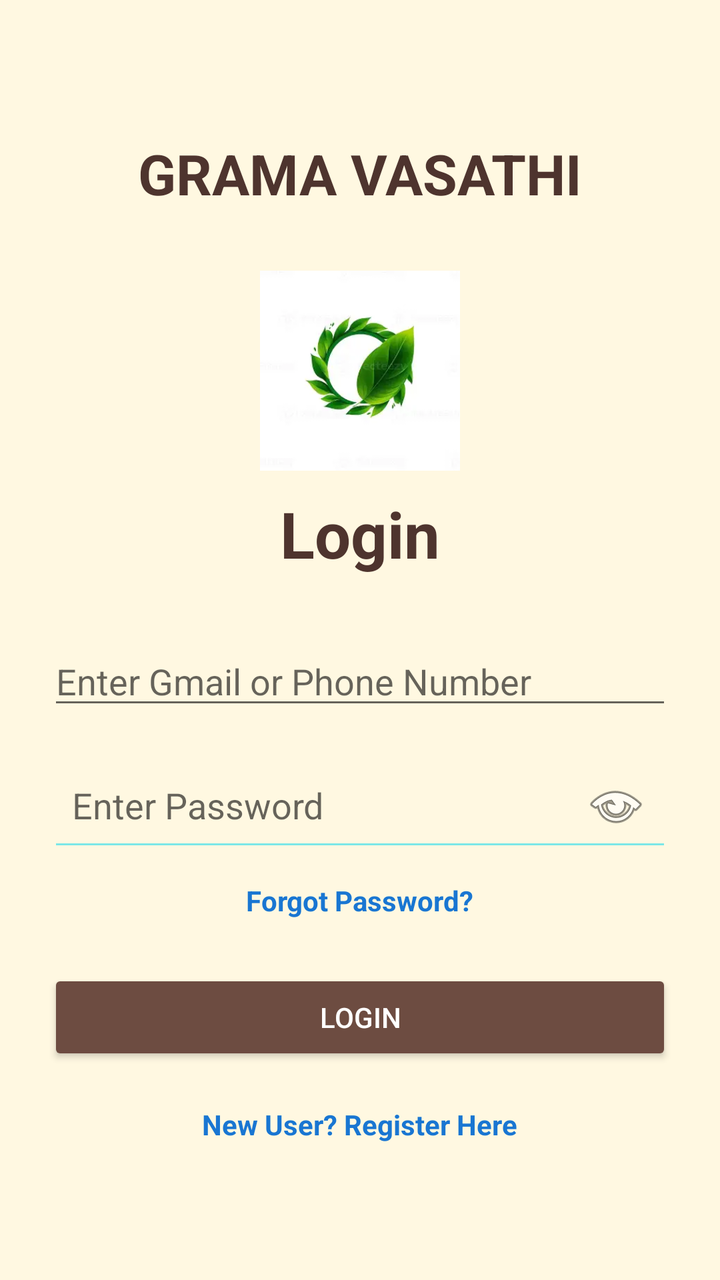
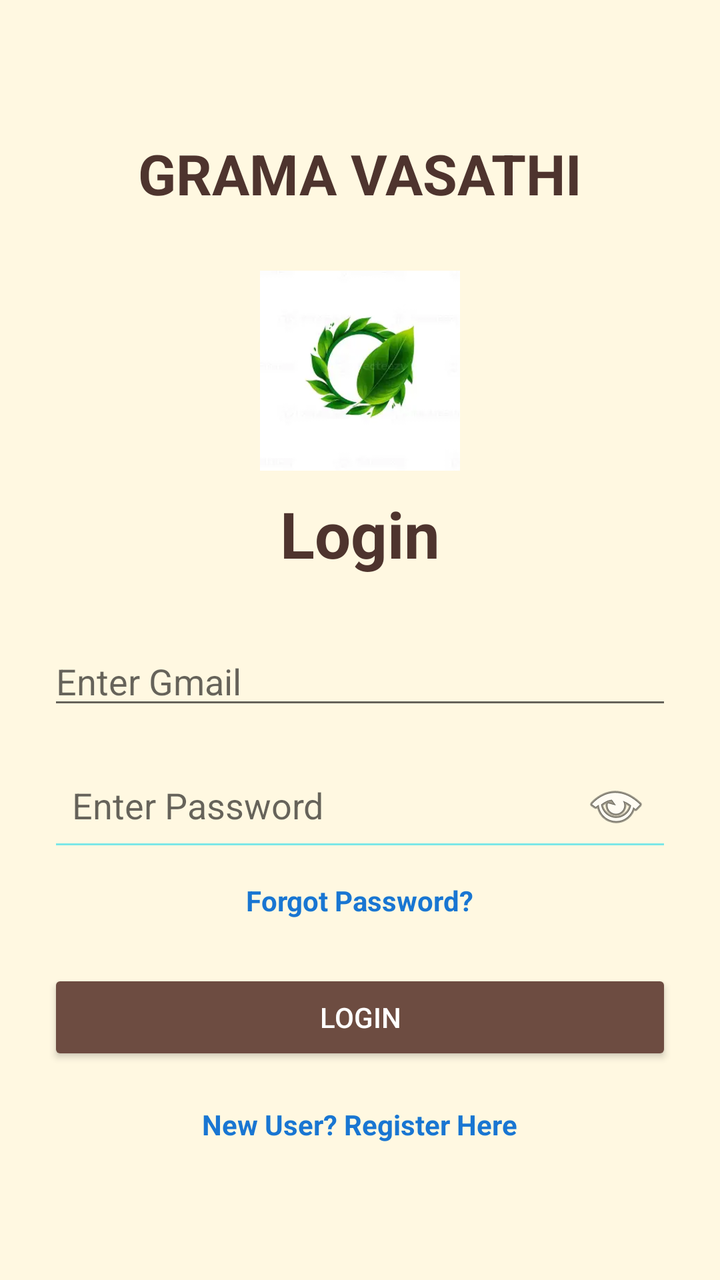

Compare the two renders of this Android layout. The source of the first and the diff that turns it into the second are given below.
<!-- AndroidManifest.xml: application theme Theme.GramaVasathi -->
<!-- res/layout/activity_login.xml -->
<?xml version="1.0" encoding="utf-8"?>
<LinearLayout
    xmlns:android="http://schemas.android.com/apk/res/android"
    android:layout_width="match_parent"
    android:layout_height="match_parent"
    android:orientation="vertical"
    android:padding="24dp"
    android:gravity="center"
    android:background="#FFF8E1">

    <TextView
        android:layout_width="wrap_content"
        android:layout_height="wrap_content"
        android:text="GRAMA VASATHI"
        android:textSize="28sp"
        android:textStyle="bold"
        android:textColor="#4E342E"
        android:layout_gravity="center"
        android:layout_marginBottom="30dp"/>

    <ImageView
        android:layout_width="100dp"
        android:layout_height="100dp"
        android:src="@drawable/logo"
        android:layout_gravity="center"
        android:layout_marginBottom="10dp"/>

    <TextView
        android:layout_width="wrap_content"
        android:layout_height="wrap_content"
        android:text="Login"
        android:textSize="32sp"
        android:textStyle="bold"
        android:textColor="#4E342E"
        android:layout_marginBottom="30dp"/>

    <EditText
        android:id="@+id/loginInput"
        android:layout_width="match_parent"
        android:layout_height="wrap_content"
        android:hint="Enter Gmail or Phone Number"/>

    <EditText
        android:id="@+id/passwordInput"
        android:layout_width="match_parent"
        android:layout_height="wrap_content"
        android:hint="Enter Password"
        android:inputType="textPassword"
        android:drawableEnd="@android:drawable/ic_menu_view"
        android:drawablePadding="12dp"
        android:padding="12dp"
        android:textSize="18sp"
        android:backgroundTint="#7CE7E7"
        android:layout_marginTop="15dp"/>

    <TextView
        android:id="@+id/forgotPassword"
        android:layout_width="wrap_content"
        android:layout_height="wrap_content"
        android:text="Forgot Password?"
        android:textColor="#1976D2"
        android:textStyle="bold"
        android:layout_marginTop="10dp"/>

    <Button
        android:id="@+id/loginBtn"
        android:layout_width="match_parent"
        android:layout_height="wrap_content"
        android:text="LOGIN"
        android:backgroundTint="#6D4C41"
        android:textColor="#FFFFFF"
        android:layout_marginTop="25dp"/>

    <TextView
        android:id="@+id/registerText"
        android:layout_width="wrap_content"
        android:layout_height="wrap_content"
        android:text="New User? Register Here"
        android:textColor="#1976D2"
        android:textStyle="bold"
        android:layout_marginTop="20dp"/>

</LinearLayout>
<!-- resources referenced by this layout -->
<resources>
  <!-- drawable logo: png bitmap (drawable, 3938 bytes) -->
  <style name="Theme.GramaVasathi" parent="Theme.AppCompat.Light.NoActionBar">
  
          <item name="colorPrimary">#6200EE</item>
          <item name="colorPrimaryDark">#3700B3</item>
          <item name="colorAccent">#03DAC5</item>
  
      </style>
</resources>

<!-- the commit's change to res/layout/activity_login.xml (unified diff, before → after) -->
@@ -38,7 +38,7 @@
         android:id="@+id/loginInput"
         android:layout_width="match_parent"
         android:layout_height="wrap_content"
-        android:hint="Enter Gmail or Phone Number"/>
+        android:hint="Enter Gmail"/>
 
     <EditText
         android:id="@+id/passwordInput"
